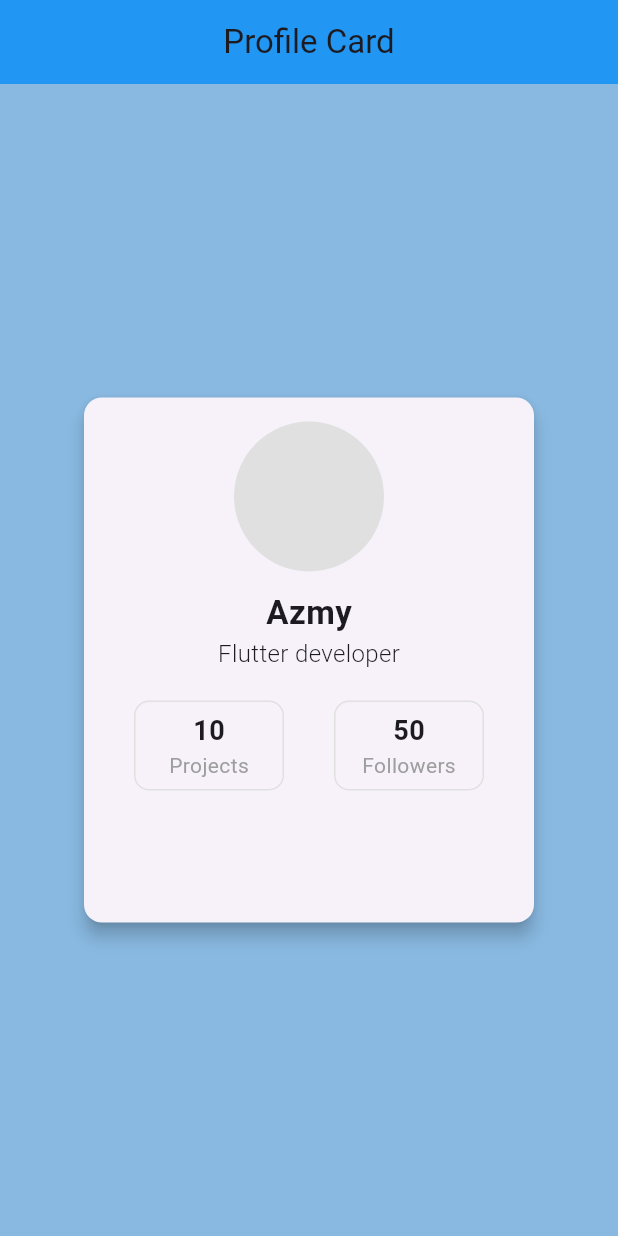
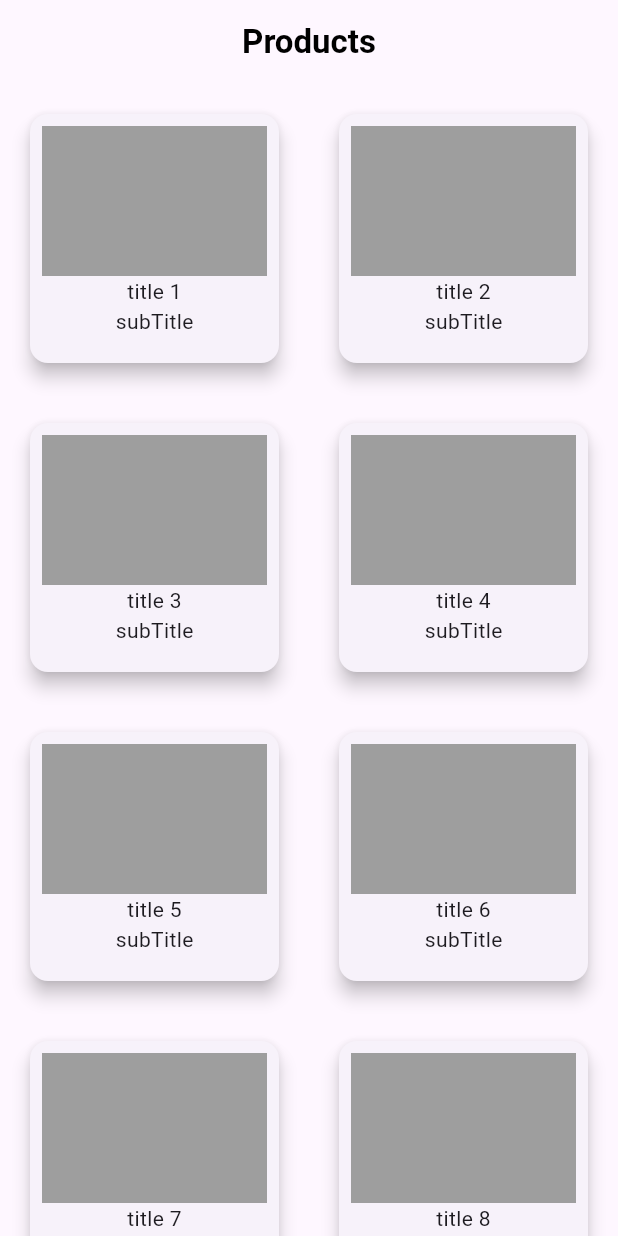
Before and after one commit to Mahmoud-Azmy/Flutter-S4, a Flutter app: the screen it shows after launch, on a phone screen of 412 x 824 dp. Run offline on Flutter 3.47's test engine with Material 3 defaults, Android fonts, the phone set to English and light mode, and no system bars.

Commit message:
grid view

```diff
--- /dev/null
+++ b/lib/grid_view.dart
@@ -0,0 +1,87 @@
+import 'package:flutter/material.dart';
+
+class GridViewScreen extends StatelessWidget {
+  const GridViewScreen({super.key});
+
+  @override
+  Widget build(BuildContext context) {
+    return Scaffold(
+      appBar: AppBar(
+        centerTitle: true,
+        title: Text(
+          'Products',
+          style: TextStyle(color: Colors.black, fontWeight: FontWeight.bold),
+        ),
+      ),
+      body: GridView.builder(
+        itemCount: productsList.length,
+        gridDelegate: SliverGridDelegateWithFixedCrossAxisCount(
+          crossAxisCount: 2,
+        ),
+        itemBuilder: (context, index) {
+          return GridViewItem(
+            title: productsList[index].title,
+            subTitle: 'subTitle',
+            imageUrl: 'imageUrl',
+          );
+        },
+      ),
+    );
+  }
+}
+
+class GridViewItem extends StatelessWidget {
+  const GridViewItem({
+    super.key,
+    required this.title,
+    required this.subTitle,
+    required this.imageUrl,
+  });
+  final String title;
+  final String subTitle;
+  final String imageUrl;
+
+  @override
+  Widget build(BuildContext context) {
+    return Card(
+      elevation: 5,
+      margin: EdgeInsets.all(20),
+      child: Padding(
+        padding: const EdgeInsets.all(8.0),
+        child: Column(
+          mainAxisSize: MainAxisSize.min,
+          children: [
+            Container(height: 100, width: 150, color: Colors.grey),
+            Text(title),
+            Text(subTitle),
+          ],
+        ),
+      ),
+    );
+  }
+}
+
+class ProductModel {
+  final String title;
+  final String subTitle;
+  final String imageUrl;
+
+  ProductModel({
+    required this.title,
+    required this.subTitle,
+    required this.imageUrl,
+  });
+}
+
+List<ProductModel> productsList = [
+  ProductModel(title: 'title 1', subTitle: 'subTitle 1', imageUrl: 'imageUrl'),
+  ProductModel(title: 'title 2', subTitle: 'subTitle 2', imageUrl: 'imageUrl'),
+  ProductModel(title: 'title 3', subTitle: 'subTitle 3', imageUrl: 'imageUrl'),
+  ProductModel(title: 'title 4', subTitle: 'subTitle 4', imageUrl: 'imageUrl'),
+  ProductModel(title: 'title 5', subTitle: 'subTitle 5', imageUrl: 'imageUrl'),
+  ProductModel(title: 'title 6', subTitle: 'subTitle 6', imageUrl: 'imageUrl'),
+  ProductModel(title: 'title 7', subTitle: 'subTitle 7', imageUrl: 'imageUrl'),
+  ProductModel(title: 'title 8', subTitle: 'subTitle 8', imageUrl: 'imageUrl'),
+  ProductModel(title: 'title 9', subTitle: 'subTitle 9', imageUrl: 'imageUrl'),
+  ProductModel(title: 'title 10', subTitle: 'subTitle10', imageUrl: 'imageUrl'),
+];
--- a/lib/main.dart
+++ b/lib/main.dart
@@ -1,8 +1,8 @@
 import 'package:flutter/material.dart';
-import 'package:flutter_application_1/profile_card.dart';
+import 'package:flutter_application_1/grid_view.dart';
 
 void main() {
-  runApp( RootWidget());
+  runApp(RootWidget());
 }
 
 class RootWidget extends StatelessWidget {
@@ -10,6 +10,9 @@ class RootWidget extends StatelessWidget {
 
   @override
   Widget build(BuildContext context) {
-    return MaterialApp(home: ProfileCard(),debugShowCheckedModeBanner: false,);
+    return MaterialApp(
+      home: GridViewScreen(),
+      debugShowCheckedModeBanner: false,
+    );
   }
 }
```
Also changed, not shown: pubspec.lock.
